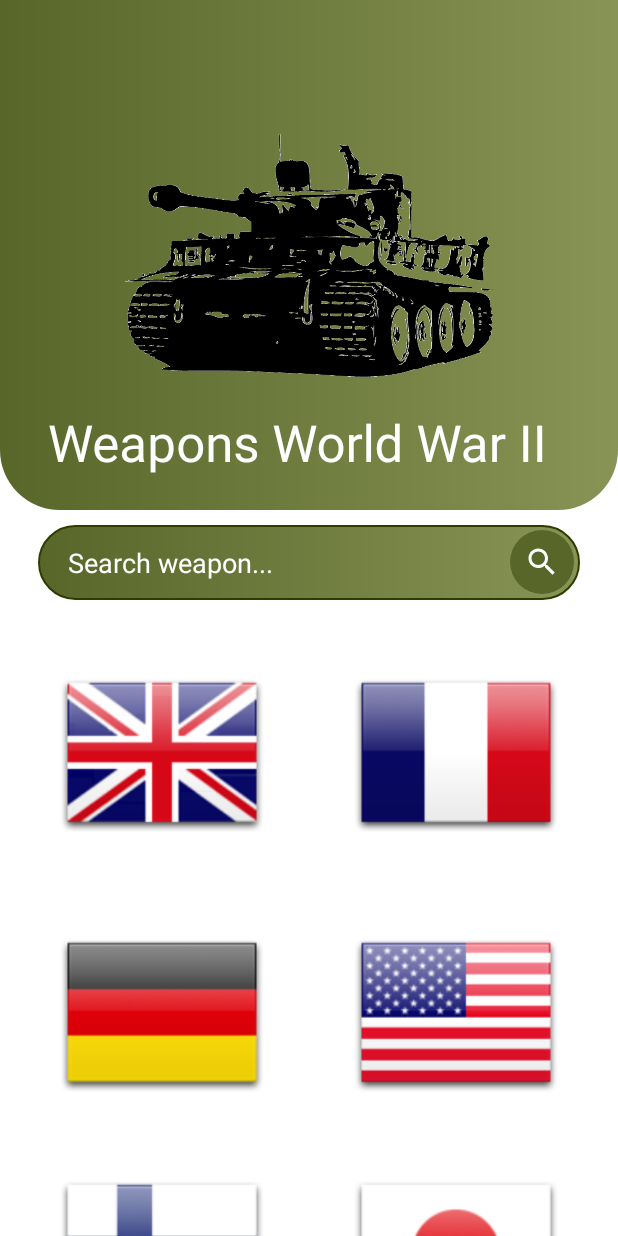
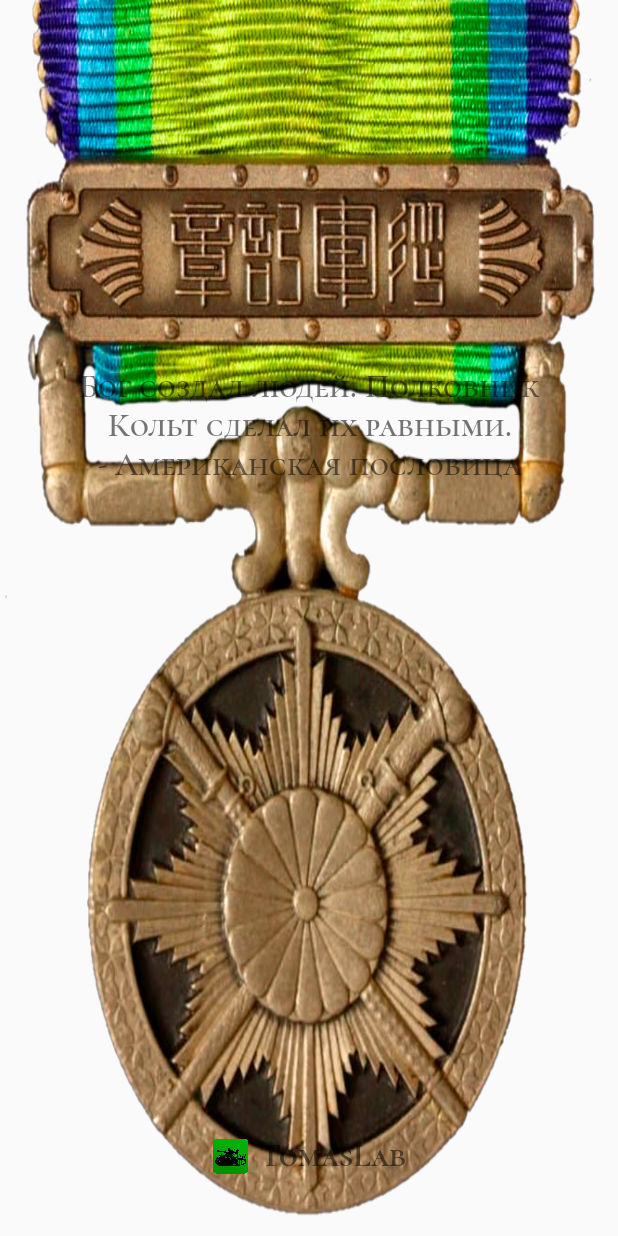
Before and after one commit to Tom323-323/Armor_tran, an Android app: the screen it shows after launch (MainActivity before the commit, SplashScreen after it), on a phone screen of 412 x 824 dp. Run offline under Robolectric (Android 15) with nearby library versions, the phone set to English and light mode, and no system bars; 2 statements that could not run were skipped.

Commit message:
06.11.2022 - Splash screen

```diff
--- a/app/src/main/AndroidManifest.xml
+++ b/app/src/main/AndroidManifest.xml
@@ -19,6 +19,10 @@
         </activity>
 
         <activity android:name=".MainActivity">
+
+        </activity>
+
+        <activity android:name=".SplashScreen">
             <intent-filter>
                 <action android:name="android.intent.action.MAIN" />
 
--- /dev/null
+++ b/app/src/main/java/com/lost/t_3/SplashScreen.java
@@ -0,0 +1,59 @@
+package com.lost.t_3;
+
+import android.os.Bundle;
+import android.os.PersistableBundle;
+import android.util.Log;
+import android.view.View;
+import android.widget.ImageView;
+import android.widget.TextView;
+
+import androidx.annotation.Nullable;
+import androidx.appcompat.app.AppCompatActivity;
+import androidx.constraintlayout.widget.ConstraintLayout;
+
+import java.lang.reflect.Array;
+import java.util.Random;
+
+public class SplashScreen extends AppCompatActivity {
+
+
+    public TextView text_content;
+    private ConstraintLayout splashScreen;
+    Random random;
+    public int imageLenght, text;
+    private String[] textContent;
+
+
+
+    @Override
+    protected void onCreate(@Nullable Bundle savedInstanceState) {
+        super.onCreate(savedInstanceState);
+        setContentView(R.layout.splash_screen);
+        init();
+    }
+
+
+
+    public void init(){
+        text_content = findViewById(R.id.tv_content_splash);
+        splashScreen = findViewById(R.id.splash_screen);
+
+        textContent = getResources().getStringArray(R.array.splash_screen_text_content);
+        int textLenght = text_content.length();
+        int i = random.nextInt(textLenght);
+        text_content.setText(i);
+
+
+        final int [] imageContent = {(R.drawable.img_it_main), (R.drawable.img_jp_main), (R.drawable.img_main_ger), (R.drawable.img_fr_main), (R.drawable.img_main_fin)};
+        imageLenght = imageContent.length;
+        random = new Random();
+        int r = random.nextInt(imageLenght);
+        splashScreen.setBackgroundResource(imageContent[r]);
+
+
+    }
+
+
+
+
+}
--- a/app/src/main/res/layout/splash_screen.xml
+++ b/app/src/main/res/layout/splash_screen.xml
@@ -2,16 +2,22 @@
 <androidx.constraintlayout.widget.ConstraintLayout xmlns:android="http://schemas.android.com/apk/res/android"
     xmlns:app="http://schemas.android.com/apk/res-auto"
     xmlns:tools="http://schemas.android.com/tools"
+    android:id="@+id/splash_screen"
     android:layout_width="match_parent"
     android:layout_height="match_parent">
 
+
     <TextView
-        android:id="@+id/textView"
-        android:layout_width="wrap_content"
+        android:id="@+id/tv_content_splash"
+        android:layout_width="0dp"
         android:layout_height="wrap_content"
-        android:layout_marginTop="320dp"
+        android:layout_marginStart="20dp"
+        android:layout_marginTop="244dp"
+        android:layout_marginEnd="20dp"
+        android:fontFamily="@font/cormorantsc_semibold"
         android:gravity="center"
-        android:text="Более 550 миллионов единиц огнестрельного оружия находятся в обороте по всему миру.\nНа 12 человек приходится одна пушка. Остается один вопрос: как вооружить остальных 11?\nФильм 'Оружейный барон' (Lord of War)"
+        android:text="Бог создал людей. Полковник Кольт сделал их равными.\n- Американская пословица"
+        android:textSize="22sp"
         app:layout_constraintEnd_toEndOf="parent"
         app:layout_constraintHorizontal_bias="0.0"
         app:layout_constraintStart_toStartOf="parent"
@@ -21,10 +27,23 @@
         android:id="@+id/textView2"
         android:layout_width="wrap_content"
         android:layout_height="wrap_content"
-        android:layout_marginBottom="32dp"
+        android:layout_marginBottom="40dp"
+        android:fontFamily="@font/cormorantsc_bold"
         android:text="TomasLab"
         android:textAlignment="center"
+        android:textSize="22sp"
         app:layout_constraintBottom_toBottomOf="parent"
         app:layout_constraintEnd_toEndOf="parent"
+        app:layout_constraintHorizontal_bias="0.552"
         app:layout_constraintStart_toStartOf="parent" />
+
+    <ImageView
+        android:id="@+id/imageView9"
+        android:layout_width="23dp"
+        android:layout_height="25dp"
+        android:layout_marginEnd="8dp"
+        app:layout_constraintBottom_toBottomOf="@+id/textView2"
+        app:layout_constraintEnd_toStartOf="@+id/textView2"
+        app:layout_constraintTop_toTopOf="@+id/textView2"
+        app:srcCompat="@drawable/img_info_1" />
 </androidx.constraintlayout.widget.ConstraintLayout>
--- a/app/src/main/res/values/strings.xml
+++ b/app/src/main/res/values/strings.xml
@@ -41,46 +41,46 @@
 
 
     <array name="splash_screen_text_content">
-        <item>"The good people of this world are very far from being satisfied with each other and my arms are the best peacemakers."\nSamuel Colt</item>
-        <item>"Я не знаю, каким оружием будет вестись Третья мировая война, но Четвёртая — палками и камнями."\nАльберт Эйнштейн "</item>
-        <item>"С помощью доброго слова и пистолета вы можете добиться гораздо большего, чем только одним добрым словом."\nАль Капоне</item>
-        <item>"Пули меняют власть быстрее, чем выборы."\nФильм "Оружейный барон" (Lord of War)</item>
-        <item>"Главное правило торговца оружием — не быть застреленным из своего же товара"\nФильм "Оружейный барон" (Lord of War)</item>
-        <item>"Тяжесть — это хорошо. Тяжесть — это надежно. Даже если не выстрелит, таким всегда можно дать по голове."\nФильм "Большой куш" (Snatch)</item>
-        <item>"— Зачем тебе револьвер?\n— Чтобы научиться доверять людям."\nПауло Коэльо</item>
-        <item>"Забавно, не так ли, что диаметр помады точно соответствует сорок пятому калибру?"\nАлан Брэдли</item>
-        <item>"Винтовка — это первое оружие, которым ты должна научиться пользоваться. Потому что оно держит тебя на почтительном расстоянии от клиента."\nФильм "Леон" (Léon)</item>
-        <item>"…если у тебя есть винтовка, рано или поздно ты из нее выстрелишь.\nСтивен Кинг"</item>
-        <item>"— Ладно, кто ещё применяет винтовки калибра 0,308?\n— В Техасе? Охотники, охранники... домохозяйки..." Сериал "Мыслить как преступник" (Criminal minds)</item>
-        <item>"Более 550 миллионов единиц огнестрельного оружия находятся в обороте по всему миру. На 12 человек приходится одна пушка. Остается один вопрос: как вооружить остальных 11?"\nФильм "Оружейный барон" (Lord of War)</item>
-        <item>"Если воюют торговцы оружием, боеприпасы никогда не кончаются."\nФильм "Оружейный барон" (Lord of War)</item>
-        <item>"Револьвер — превосходный аргумент для джентльмена, который может завязать узлом стальную кочергу."\nArthur Conan Doyle</item>
-        <item>"Над чем бы учёные ни работали, у них всё равно получается оружие."\nКурт Воннегут</item>
-        <item>"You can't say that civilization don't advance, however, for in every war they kill you in a new way."\nWill Rogers</item>
-        <item>"The only thing you should feel shooting someone is giving back."\nStarCraft 2: Wings of Liberty</item>
-        <item>"It’s a dangerous habit, Mr Holmes, to keep a loaded revolver in the pocket of your own robe"\nArthur Conan Doyle</item>
+        <item>"The good people of this world are very far from being satisfied with each other and my arms are the best peacemakers."\n– Samuel Colt</item>
+        <item>"Я не знаю, каким оружием будет вестись Третья мировая война, но Четвёртая — палками и камнями."\n– Альберт Эйнштейн "</item>
+        <item>"С помощью доброго слова и пистолета вы можете добиться гораздо большего, чем только одним добрым словом."\n– Аль Капоне</item>
+        <item>"Пули меняют власть быстрее, чем выборы."\n– Фильм "Оружейный барон" (Lord of War)</item>
+        <item>"Главное правило торговца оружием — не быть застреленным из своего же товара"\n– Фильм "Оружейный барон" (Lord of War)</item>
+        <item>"Тяжесть — это хорошо. Тяжесть — это надежно. Даже если не выстрелит, таким всегда можно дать по голове."\n– Фильм "Большой куш" (Snatch)</item>
+        <item>"— Зачем тебе револьвер?\n— Чтобы научиться доверять людям."\n– Пауло Коэльо</item>
+        <item>"Забавно, не так ли, что диаметр помады точно соответствует сорок пятому калибру?"\n– Алан Брэдли</item>
+        <item>"Винтовка — это первое оружие, которым ты должна научиться пользоваться. Потому что оно держит тебя на почтительном расстоянии от клиента."\n– Фильм "Леон" (Léon)</item>
+        <item>"…если у тебя есть винтовка, рано или поздно ты из нее выстрелишь.\n– Стивен Кинг"</item>
+        <item>"— Ладно, кто ещё применяет винтовки калибра 0,308?\n— В Техасе? Охотники, охранники... домохозяйки..." \n– Сериал "Мыслить как преступник" (Criminal minds)</item>
+        <item>"Более 550 миллионов единиц огнестрельного оружия находятся в обороте по всему миру. На 12 человек приходится одна пушка. Остается один вопрос: как вооружить остальных 11?"\n– Фильм "Оружейный барон" (Lord of War)</item>
+        <item>"Если воюют торговцы оружием, боеприпасы никогда не кончаются."\n– Фильм "Оружейный барон" (Lord of War)</item>
+        <item>"Револьвер — превосходный аргумент для джентльмена, который может завязать узлом стальную кочергу."\n– Arthur Conan Doyle</item>
+        <item>"Над чем бы учёные ни работали, у них всё равно получается оружие."\n– Курт Воннегут</item>
+        <item>"You can't say that civilization don't advance, however, for in every war they kill you in a new way."\n– Will Rogers</item>
+        <item>"The only thing you should feel shooting someone is giving back."\n– StarCraft 2: Wings of Liberty</item>
+        <item>"It’s a dangerous habit, Mr Holmes, to keep a loaded revolver in the pocket of your own robe"\n– Arthur Conan Doyle</item>
         <item>"Whoever comes to me with a sword is totally behind in the arms race."</item>
-        <item>"God created men. Colonel Colt made them equal."\nAmerican proverb</item>
-        <item>"… an armed society is a polite society. Manners are good when one may have to back up his acts with his life."\nRobert Anson Heinlein</item>
-        <item>"Guns don’t like jokes, they don’t forgive mistakes."\nInscriptions on firing ranges and weapons in the Soviet Army</item>
-        <item>"As long as I have a pen in my hand and a gun in my pocket, I’m not afraid of anyone."\nBenito Mussolini</item>
-        <item>"With weapons, the law is silent."\nMarcus Tullius Cicero</item>
-        <item>"Prisons and morgues are full of idiots who thought with a gunshot wound in their pockets they could do anything."\nIrvine Welsh</item>
+        <item>"God created men. Colonel Colt made them equal."\n– American proverb</item>
+        <item>"… an armed society is a polite society. Manners are good when one may have to back up his acts with his life."\n– Robert Anson Heinlein</item>
+        <item>"Guns don’t like jokes, they don’t forgive mistakes."\n– Inscriptions on firing ranges and weapons in the Soviet Army</item>
+        <item>"As long as I have a pen in my hand and a gun in my pocket, I’m not afraid of anyone."\n– Benito Mussolini</item>
+        <item>"With weapons, the law is silent."\n– Marcus Tullius Cicero</item>
+        <item>"Prisons and morgues are full of idiots who thought with a gunshot wound in their pockets they could do anything."\n– Irvine Welsh</item>
         <item>"A weapon is not a dog. It doesn't matter if it’s a master or a villain."</item>
-        <item>"There are no bad guns, there are bad shooters."\nMarshal of the Soviet Union</item>
-        <item>"Blame the user, blame the manufacturer, but don’t blame the gun."\nDavid Mitchell</item>
-        <item>"If you want to restrain the bad guys, arm the good guys!"\nAnne Fortier</item>
-        <item>"- Is it wise to give children a weapon?\n- I put a safety on it. What do you think I am?"\nLilyhammer</item>
-        <item>"The sound of weapons drowns out the voice of law."\nMichel de Montaigne</item>
+        <item>"There are no bad guns, there are bad shooters."\n– Marshal of the Soviet Union</item>
+        <item>"Blame the user, blame the manufacturer, but don’t blame the gun."\n– David Mitchell</item>
+        <item>"If you want to restrain the bad guys, arm the good guys!"\n– Anne Fortier</item>
+        <item>"- Is it wise to give children a weapon?\n- I put a safety on it. What do you think I am?"\n– Lilyhammer</item>
+        <item>"The sound of weapons drowns out the voice of law."\n– Michel de Montaigne</item>
         <item>"In two years... I’ve been taught that you need a head to go with a barrel. Brains."</item>
         <item>"You can’t have too many guns, you can’t have too many bullets."</item>
-        <item>"The weapon you don’t know how to use is likely to be turned against you."\nKerstin Gier</item>
+        <item>"The weapon you don’t know how to use is likely to be turned against you."\n– Kerstin Gier</item>
         <item>"One shot, one kill. That was the sniper's credo."</item>
         <item>"You can love a weapon, you can dislike it, but it’s always better to have it on you."</item>
-        <item>"A weapon is really nothing without the man holding it."\nJodi Picoult</item>
-        <item>""\nBenjamin Franklin</item>
-        <item>""\n</item>
-        <item>""\n</item>
+        <item>"A weapon is really nothing without the man holding it."\n– Jodi Picoult</item>
+        <item>"Democracy is two wolves and a lamb voting on what to have for lunch. Liberty is a well-armed lamb contesting the vote."\n– Benjamin Franklin</item>
+        <item>"... women tend to handle guns better than men when they stop listening to ridicule."\n– Christopher Bunch</item>
+        <item>"Whatever happens, we have got\nThe Maxim gun, and they have not."\n– Hilaire Belloc</item>
     </array>
 
 </resources>
```
Also changed, not shown: app/src/main/res/font/cormorantsc_bold.ttf (added), app/src/main/res/font/cormorantsc_semibold.ttf (added), 1 other file.
